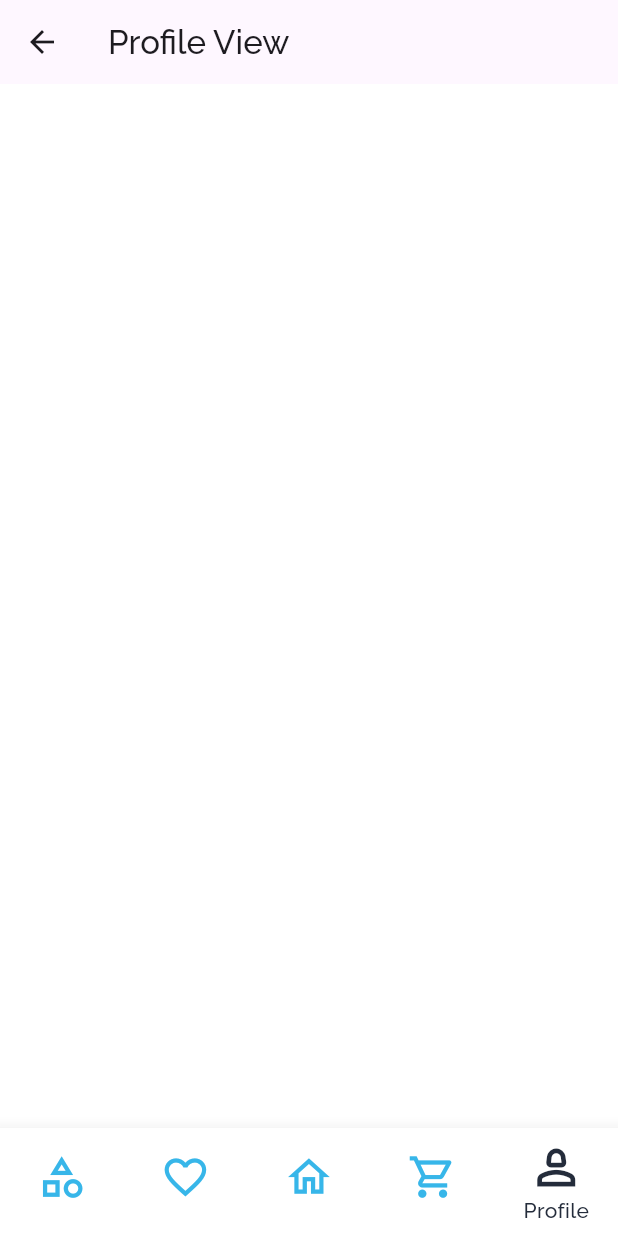
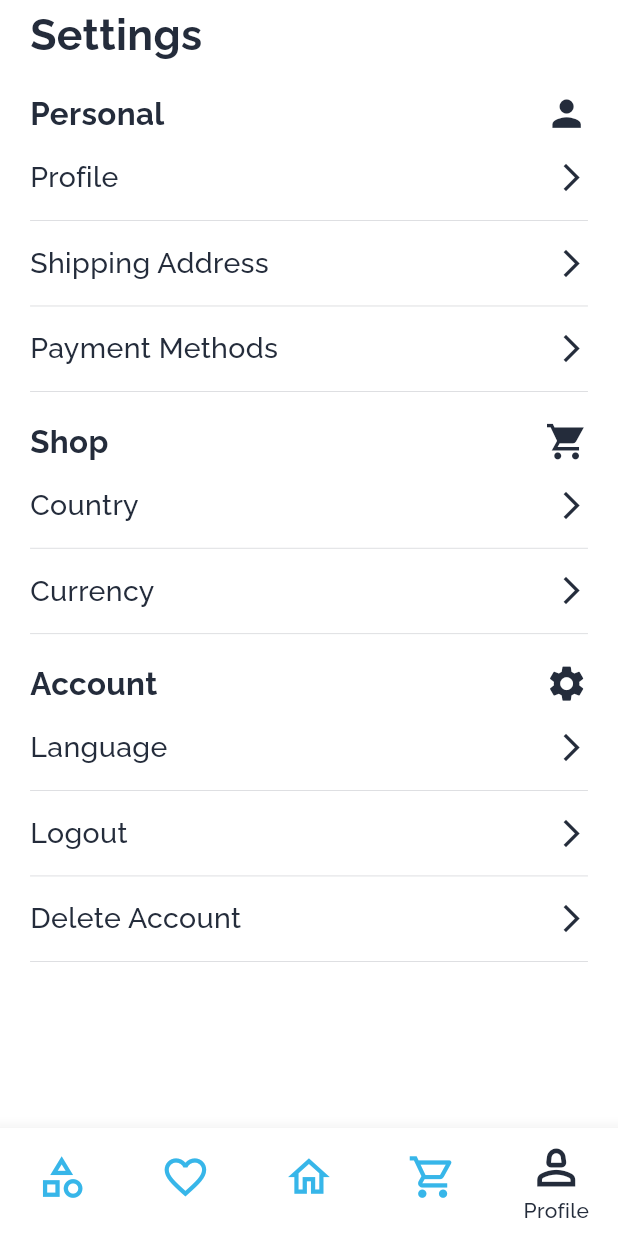
Before and after one commit to Mohamzeem/Mo-Store, a Flutter app: the ControlView screen opened by its route, item 5 of the bottom bar chosen, on a phone screen of 412 x 824 dp. Run offline on Flutter 3.47's test engine with Material 3 defaults, Android fonts, the light colour scheme and no system bars; our stand-ins replace animate_do, awesome_dialog, cached_network_image, dio, flutter_bloc, flutter_custom_clippers and 8 more; missing offline and left inert: ansicolor; accounts and stored records are empty; generated files the repository leaves out were written again.

Commit message:
update screen

```diff
--- a/lib/core/app/app_view.dart
+++ b/lib/core/app/app_view.dart
@@ -25,7 +25,7 @@ class AppView extends StatelessWidget {
           ),
           home: const OnboardingView(),
           initialRoute: AppGlobals.isUserLoggedIn
-              ? Routes.loginView
+              ? Routes.controlView
               : Routes.onboardingView,
           onGenerateRoute: AppRouter().generateRoute,
         ),
--- a/lib/core/helpers/text_fonts.dart
+++ b/lib/core/helpers/text_fonts.dart
@@ -17,6 +17,19 @@ class AppFonts {
     fontFamily: AppGlobals.appFont,
     color: AppColors.primaryColor,
     height: 1,
+  );
+  static TextStyle medium30Primary = TextStyle(
+    fontSize: 22.sp,
+    fontWeight: FontWeight.w700,
+    fontFamily: AppGlobals.appFont,
+    color: AppColors.primaryColor,
+    height: 1,
+  );
+  static TextStyle appBarTitle = TextStyle(
+    fontSize: 30.sp,
+    fontWeight: FontWeight.w700,
+    fontFamily: AppGlobals.appFont,
+    color: AppColors.primaryColor,
   );
   static TextStyle regular18LightBlue = TextStyle(
     fontSize: 18.sp,
--- a/lib/core/route/app_router.dart
+++ b/lib/core/route/app_router.dart
@@ -5,11 +5,11 @@ import 'package:mo_store/core/route/routes.dart';
 import 'package:mo_store/features/cart/cart_view.dart';
 import 'package:mo_store/features/categories/categories_view.dart';
 import 'package:mo_store/features/favorites/favorites_view.dart';
-import 'package:mo_store/features/control/view/control_view.dart';
+import 'package:mo_store/features/control/control_view.dart';
 import 'package:mo_store/features/login/logic/login/login_cubit.dart';
 import 'package:mo_store/features/login/view/login_view.dart';
 import 'package:mo_store/features/onboarding/onboarding_view.dart';
-import 'package:mo_store/features/profile/profile_view.dart';
+import 'package:mo_store/features/profile/view/profile_view.dart';
 import 'package:mo_store/features/register/register_view.dart';
 
 class AppRouter {
--- /dev/null
+++ b/lib/core/widgets/custom_app_bar.dart
@@ -0,0 +1,63 @@
+import 'package:flutter/material.dart';
+import 'package:flutter_screenutil/flutter_screenutil.dart';
+import 'package:mo_store/core/consts/app_colors.dart';
+import 'package:mo_store/core/helpers/extensions.dart';
+import 'package:mo_store/core/helpers/text_fonts.dart';
+import 'package:mo_store/core/widgets/custom_cached_image.dart';
+
+class CustomAppBar extends StatelessWidget {
+  final String title;
+  final String photoUrl;
+  final bool isArrowBack;
+  final bool isAPhoto;
+
+  const CustomAppBar({
+    super.key,
+    required this.title,
+    this.isAPhoto = false,
+    required this.photoUrl,
+    this.isArrowBack = false,
+  });
+
+  @override
+  Widget build(BuildContext context) {
+    return Row(
+      mainAxisAlignment: MainAxisAlignment.spaceBetween,
+      children: [
+        isArrowBack
+            ? Container(
+                height: 40.h,
+                width: 40.w,
+                decoration: const BoxDecoration(
+                  color: AppColors.lightBlue,
+                  shape: BoxShape.circle,
+                ),
+                child: InkWell(
+                  onTap: () => context.pop(),
+                  child: const Center(
+                    child: Icon(
+                      Icons.arrow_back,
+                      size: 25,
+                      color: AppColors.primaryColor,
+                    ),
+                  ),
+                ),
+              )
+            : SizedBox(
+                width: 220.w,
+                child: Text(
+                  title,
+                  style: AppFonts.appBarTitle,
+                ),
+              ),
+        isAPhoto
+            ? CustomCachedImage(
+                height: 50,
+                width: 50,
+                photoUrl: photoUrl,
+              )
+            : SizedBox(height: 50.h, width: 50.w),
+      ],
+    );
+  }
+}
--- a/lib/features/control/view/control_view.dart
+++ b/lib/features/control/control_view.dart
@@ -5,7 +5,7 @@ import 'package:mo_store/features/cart/cart_view.dart';
 import 'package:mo_store/features/categories/categories_view.dart';
 import 'package:mo_store/features/favorites/favorites_view.dart';
 import 'package:mo_store/features/home/home_view.dart';
-import 'package:mo_store/features/profile/profile_view.dart';
+import 'package:mo_store/features/profile/view/profile_view.dart';
 
 class ControlView extends StatefulWidget {
   const ControlView({super.key});
@@ -80,7 +80,7 @@ class _ControlViewState extends State<ControlView> {
         showUnselectedLabels: false,
         selectedIconTheme: IconThemeData(size: 40.r),
       ),
-      body: getSelectedWidget(),
+      body: SafeArea(child: getSelectedWidget()),
     );
   }
 }
--- a/lib/features/profile/profile_view.dart
+++ /dev/null
@@ -1,14 +0,0 @@
-import 'package:flutter/material.dart';
-
-class ProfileView extends StatelessWidget {
-  const ProfileView({super.key});
-
-  @override
-  Widget build(BuildContext context) {
-    return Scaffold(
-      appBar: AppBar(
-        title: const Text('Profile View'),
-      ),
-    );
-  }
-}
--- /dev/null
+++ b/lib/features/profile/view/profile_view.dart
@@ -0,0 +1,63 @@
+import 'package:flutter/material.dart';
+import 'package:flutter_screenutil/flutter_screenutil.dart';
+import 'package:mo_store/core/helpers/extensions.dart';
+import 'package:mo_store/core/helpers/shared_prefs.dart';
+import 'package:mo_store/core/route/routes.dart';
+import 'package:mo_store/core/widgets/custom_app_bar.dart';
+import 'package:mo_store/core/widgets/custom_dialog.dart';
+import 'package:mo_store/features/profile/view/widgets/profile_item.dart';
+import 'package:mo_store/features/profile/view/widgets/profile_sub_title.dart';
+
+class ProfileView extends StatelessWidget {
+  const ProfileView({super.key});
+
+  @override
+  Widget build(BuildContext context) {
+    return Scaffold(
+      body: SafeArea(
+        child: Padding(
+          padding: EdgeInsets.symmetric(horizontal: 20.w),
+          child: Column(
+            crossAxisAlignment: CrossAxisAlignment.start,
+            children: [
+              const CustomAppBar(title: 'Settings', photoUrl: ''),
+              15.verticalSpace,
+              const ProfileSubTitle(title: 'Personal', icon: Icons.person),
+              const ProfileItem(title: 'Profile', onTap: null),
+              const ProfileItem(title: 'Shipping Address', onTap: null),
+              const ProfileItem(title: 'Payment Methods', onTap: null),
+              20.verticalSpace,
+              const ProfileSubTitle(
+                  title: 'Shop', icon: Icons.shopping_cart_sharp),
+              const ProfileItem(title: 'Country', onTap: null),
+              const ProfileItem(title: 'Currency', onTap: null),
+              20.verticalSpace,
+              const ProfileSubTitle(title: 'Account', icon: Icons.settings),
+              const ProfileItem(title: 'Language', onTap: null),
+              ProfileItem(
+                title: 'Logout',
+                onTap: () {
+                  CustomDialog.awsomeTwoButtons(
+                    context,
+                    'Logout',
+                    () {
+                      SharedPrefHelper.clearAllSecuredData();
+
+                      CustomDialog.awsomeSuccess(
+                          context,
+                          'Logged out successfully',
+                          (onDismiss) => context.pushNamedAndRemoveUntil(
+                              Routes.loginView,
+                              predicate: (route) => false));
+                    },
+                  );
+                },
+              ),
+              const ProfileItem(title: 'Delete Account', onTap: null),
+            ],
+          ),
+        ),
+      ),
+    );
+  }
+}
--- /dev/null
+++ b/lib/features/profile/view/widgets/profile_item.dart
@@ -0,0 +1,39 @@
+import 'package:flutter/material.dart';
+import 'package:flutter_screenutil/flutter_screenutil.dart';
+import 'package:mo_store/core/consts/app_colors.dart';
+import 'package:mo_store/core/helpers/text_fonts.dart';
+
+class ProfileItem extends StatelessWidget {
+  final VoidCallback? onTap;
+  final String title;
+  const ProfileItem({super.key, this.onTap, required this.title});
+
+  @override
+  Widget build(BuildContext context) {
+    return InkWell(
+      onTap: onTap,
+      child: Container(
+        height: 60.h,
+        decoration: BoxDecoration(
+          border: Border(
+              bottom: BorderSide(
+                  width: 0.5, color: AppColors.primaryColor.withOpacity(0.2))),
+        ),
+        child: Row(
+          mainAxisAlignment: MainAxisAlignment.spaceBetween,
+          children: [
+            Text(
+              title,
+              style: AppFonts.regular20Primary,
+            ),
+            const Icon(
+              Icons.arrow_forward_ios_outlined,
+              color: AppColors.primaryColor,
+              size: 22,
+            )
+          ],
+        ),
+      ),
+    );
+  }
+}
--- /dev/null
+++ b/lib/features/profile/view/widgets/profile_sub_title.dart
@@ -0,0 +1,25 @@
+import 'package:flutter/material.dart';
+import 'package:flutter_screenutil/flutter_screenutil.dart';
+import 'package:mo_store/core/consts/app_colors.dart';
+import 'package:mo_store/core/helpers/text_fonts.dart';
+
+class ProfileSubTitle extends StatelessWidget {
+  final String title;
+  final IconData icon;
+  const ProfileSubTitle({
+    super.key,
+    required this.title,
+    required this.icon,
+  });
+
+  @override
+  Widget build(BuildContext context) {
+    return Row(
+      mainAxisAlignment: MainAxisAlignment.spaceBetween,
+      children: [
+        Text(title, style: AppFonts.medium30Primary),
+        Icon(icon, color: AppColors.primaryColor, size: 30.h),
+      ],
+    );
+  }
+}
--- a/pubspec.yaml
+++ b/pubspec.yaml
@@ -44,6 +44,7 @@ dependencies:
   flutter_svg: ^2.0.10+1
   get_it: ^7.7.0
   flutter_animate: ^4.5.0
+  cached_network_image: ^3.3.1
 
   # flutter pub run build_runner build --delete-conflicting-outputs
   build_runner: ^2.4.9
```
Also changed, not shown: lib/core/widgets/custom_cached_image.dart (added, +65 -0 lines), lib/core/widgets/custom_circular_loading.dart (added, +31 -0 lines), lib/core/widgets/custom_dialog.dart (+36 -7 lines), lib/features/login/view/login_view.dart (+4 -7 lines), lib/features/login/view/widgets/login_btn_with_cubit.dart (+9 -3 lines), lib/features/login/view/widgets/login_texts.dart (+14 -15 lines), lib/features/register/register_view.dart (+24 -22 lines), pubspec.lock, 1 other file.
